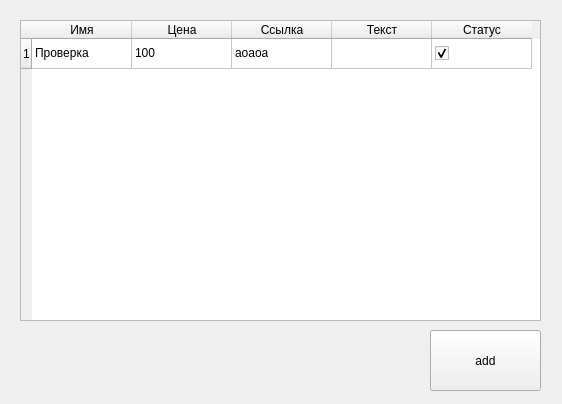
This is ui/mainWindow.ui in acecrosser/gui_crud as Qt 5 draws it before an edit. The edited form follows.
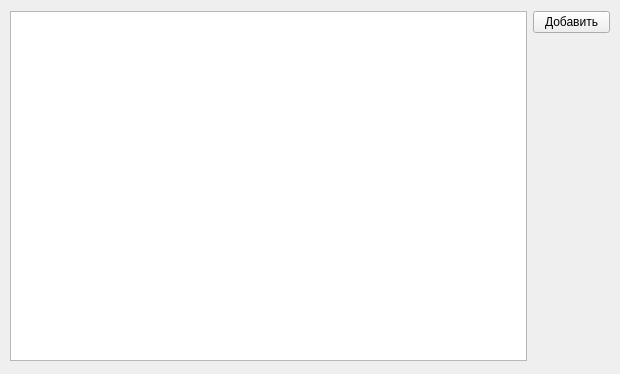
This is the edited form.

Diff of the .ui file:
```diff
--- a/ui/mainWindow.ui
+++ b/ui/mainWindow.ui
@@ -6,92 +6,48 @@
    <rect>
     <x>0</x>
     <y>0</y>
-    <width>562</width>
-    <height>404</height>
+    <width>620</width>
+    <height>374</height>
    </rect>
   </property>
   <property name="windowTitle">
    <string>MainWindow</string>
   </property>
   <widget class="QWidget" name="centralwidget">
-   <widget class="QTableWidget" name="tableWidget">
+   <widget class="QWidget" name="">
     <property name="geometry">
      <rect>
-      <x>20</x>
-      <y>20</y>
-      <width>521</width>
-      <height>301</height>
+      <x>10</x>
+      <y>10</y>
+      <width>600</width>
+      <height>352</height>
      </rect>
     </property>
-    <row>
-     <property name="text">
-      <string>1</string>
-     </property>
-    </row>
-    <column>
-     <property name="text">
-      <string>Имя</string>
-     </property>
-    </column>
-    <column>
-     <property name="text">
-      <string>Цена</string>
-     </property>
-    </column>
-    <column>
-     <property name="text">
-      <string>Ссылка</string>
-     </property>
-    </column>
-    <column>
-     <property name="text">
-      <string>Текст</string>
-     </property>
-    </column>
-    <column>
-     <property name="text">
-      <string>Статус</string>
-     </property>
-    </column>
-    <item row="0" column="0">
-     <property name="text">
-      <string>Проверка</string>
-     </property>
-    </item>
-    <item row="0" column="1">
-     <property name="text">
-      <string>100</string>
-     </property>
-    </item>
-    <item row="0" column="2">
-     <property name="text">
-      <string>аоаоа</string>
-     </property>
-    </item>
-    <item row="0" column="4">
-     <property name="text">
-      <string/>
-     </property>
-     <property name="textAlignment">
-      <set>AlignCenter</set>
-     </property>
-     <property name="checkState">
-      <enum>Checked</enum>
-     </property>
-    </item>
-   </widget>
-   <widget class="QPushButton" name="pushButton">
-    <property name="geometry">
-     <rect>
-      <x>430</x>
-      <y>330</y>
-      <width>111</width>
-      <height>61</height>
-     </rect>
-    </property>
-    <property name="text">
-     <string>add</string>
-    </property>
+    <layout class="QFormLayout" name="formLayout">
+     <item row="0" column="0">
+      <widget class="QListWidget" name="listWidget">
+       <property name="minimumSize">
+        <size>
+         <width>517</width>
+         <height>350</height>
+        </size>
+       </property>
+       <property name="maximumSize">
+        <size>
+         <width>517</width>
+         <height>350</height>
+        </size>
+       </property>
+      </widget>
+     </item>
+     <item row="0" column="1">
+      <widget class="QPushButton" name="addButton">
+       <property name="text">
+        <string>Добавить</string>
+       </property>
+      </widget>
+     </item>
+    </layout>
    </widget>
   </widget>
  </widget>
```
